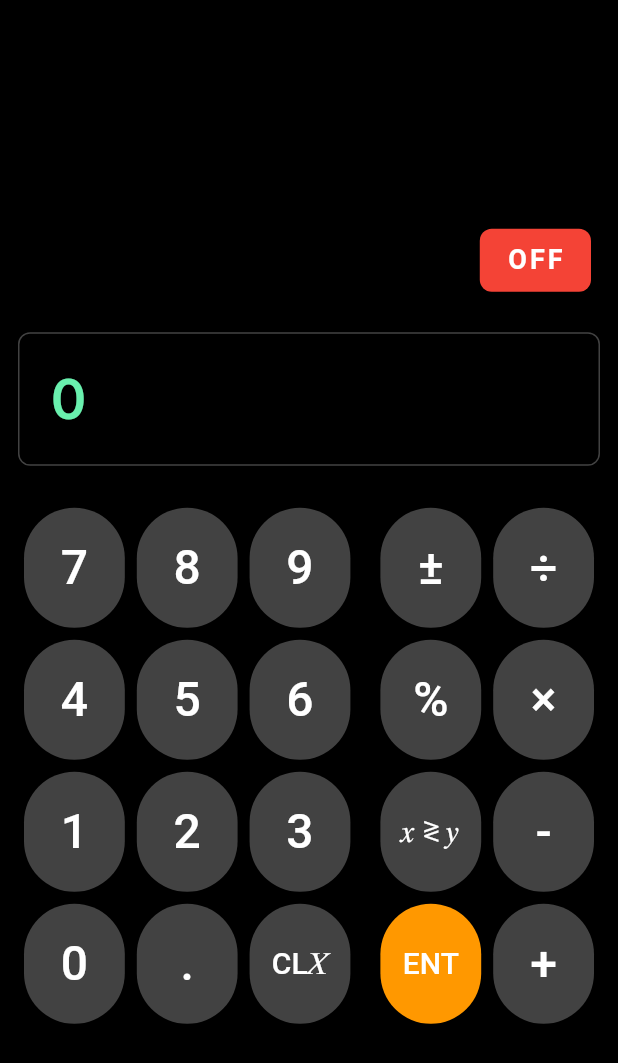
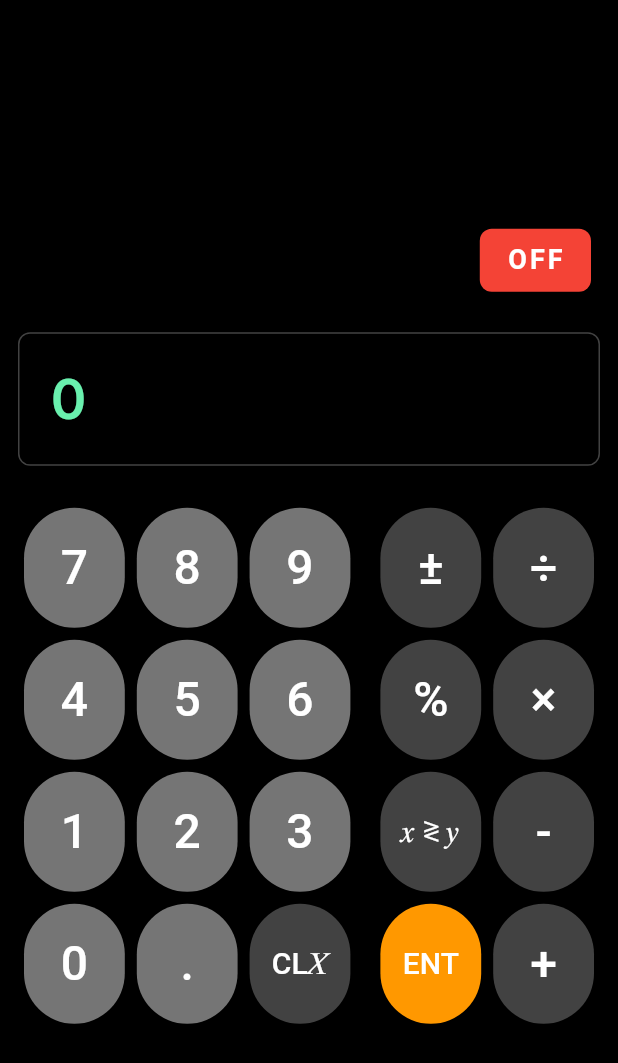
Before and after one commit to jptemplin/simple_rpn, a Flutter app: the screen it shows after launch, on a phone screen of 412 x 824 dp. Shown: the top 1063 px of the screen. Run offline on Flutter 3.47's test engine with Material 3 defaults, Android fonts, the light colour scheme and no system bars; our stand-ins replace google_fonts.

Commit message:
Change number pad buttons to a lighter gray color

```diff
--- a/lib/main.dart
+++ b/lib/main.dart
@@ -357,29 +357,73 @@ class _CalculatorWidgetState extends State<CalculatorWidget> {
       children: [
         Row(
           children: [
-            CalcButton(label: '7', onPressed: () => onButtonPressed('7')),
-            CalcButton(label: '8', onPressed: () => onButtonPressed('8')),
-            CalcButton(label: '9', onPressed: () => onButtonPressed('9')),
+            CalcButton(
+              label: '7',
+              onPressed: () => onButtonPressed('7'),
+              color: Colors.grey[600],
+            ),
+            CalcButton(
+              label: '8',
+              onPressed: () => onButtonPressed('8'),
+              color: Colors.grey[600],
+            ),
+            CalcButton(
+              label: '9',
+              onPressed: () => onButtonPressed('9'),
+              color: Colors.grey[600],
+            ),
           ],
         ),
         Row(
           children: [
-            CalcButton(label: '4', onPressed: () => onButtonPressed('4')),
-            CalcButton(label: '5', onPressed: () => onButtonPressed('5')),
-            CalcButton(label: '6', onPressed: () => onButtonPressed('6')),
+            CalcButton(
+              label: '4',
+              onPressed: () => onButtonPressed('4'),
+              color: Colors.grey[600],
+            ),
+            CalcButton(
+              label: '5',
+              onPressed: () => onButtonPressed('5'),
+              color: Colors.grey[600],
+            ),
+            CalcButton(
+              label: '6',
+              onPressed: () => onButtonPressed('6'),
+              color: Colors.grey[600],
+            ),
           ],
         ),
         Row(
           children: [
-            CalcButton(label: '1', onPressed: () => onButtonPressed('1')),
-            CalcButton(label: '2', onPressed: () => onButtonPressed('2')),
-            CalcButton(label: '3', onPressed: () => onButtonPressed('3')),
+            CalcButton(
+              label: '1',
+              onPressed: () => onButtonPressed('1'),
+              color: Colors.grey[600],
+            ),
+            CalcButton(
+              label: '2',
+              onPressed: () => onButtonPressed('2'),
+              color: Colors.grey[600],
+            ),
+            CalcButton(
+              label: '3',
+              onPressed: () => onButtonPressed('3'),
+              color: Colors.grey[600],
+            ),
           ],
         ),
         Row(
           children: [
-            CalcButton(label: '0', onPressed: () => onButtonPressed('0')),
-            CalcButton(label: '.', onPressed: () => onButtonPressed('.')),
+            CalcButton(
+              label: '0',
+              onPressed: () => onButtonPressed('0'),
+              color: Colors.grey[600],
+            ),
+            CalcButton(
+              label: '.',
+              onPressed: () => onButtonPressed('.'),
+              color: Colors.grey[600],
+            ),
             CalcButton(
               label: 'CL𝑋',
               onPressed: () => onButtonPressed('CL𝑋'),
```
